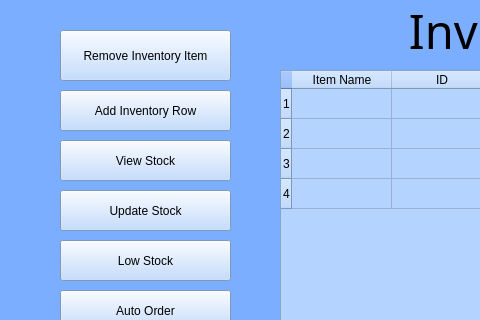
This is UI/Inventory.ui in BennettPJ/SFWE403-Sem-Proj as Qt 5 draws it before an edit; both pictures show x 0 to 480 and y 0 to 320 of the 1001 by 500 pixel window. The edited form follows.
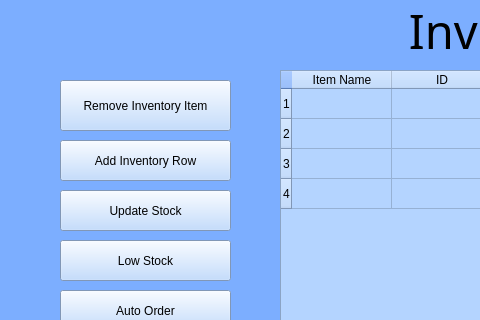
This is the edited form. Icons and pictures are not drawn.

The edit to the form file:
```diff
--- a/UI/Inventory.ui
+++ b/UI/Inventory.ui
@@ -228,38 +228,6 @@
      </size>
     </property>
    </widget>
-   <widget class="QPushButton" name="viewStockButton">
-    <property name="geometry">
-     <rect>
-      <x>60</x>
-      <y>140</y>
-      <width>171</width>
-      <height>41</height>
-     </rect>
-    </property>
-    <property name="sizePolicy">
-     <sizepolicy hsizetype="Fixed" vsizetype="Fixed">
-      <horstretch>0</horstretch>
-      <verstretch>0</verstretch>
-     </sizepolicy>
-    </property>
-    <property name="styleSheet">
-     <string notr="true">background-color: rgb(180, 212, 255);</string>
-    </property>
-    <property name="text">
-     <string>View Stock</string>
-    </property>
-    <property name="icon">
-     <iconset resource="../resources/pharm.qrc">
-      <normaloff>:/newPrefix/pharmacist.png</normaloff>:/newPrefix/pharmacist.png</iconset>
-    </property>
-    <property name="iconSize">
-     <size>
-      <width>25</width>
-      <height>25</height>
-     </size>
-    </property>
-   </widget>
    <widget class="QPushButton" name="autoOrderButton">
     <property name="geometry">
      <rect>
@@ -328,7 +296,7 @@
     <property name="geometry">
      <rect>
       <x>60</x>
-      <y>30</y>
+      <y>80</y>
       <width>171</width>
       <height>51</height>
      </rect>
@@ -388,7 +356,7 @@
     <property name="geometry">
      <rect>
       <x>60</x>
-      <y>90</y>
+      <y>140</y>
       <width>171</width>
       <height>41</height>
      </rect>
```
Left out of the diff: 2 changed lines with no effect on the pictures.
